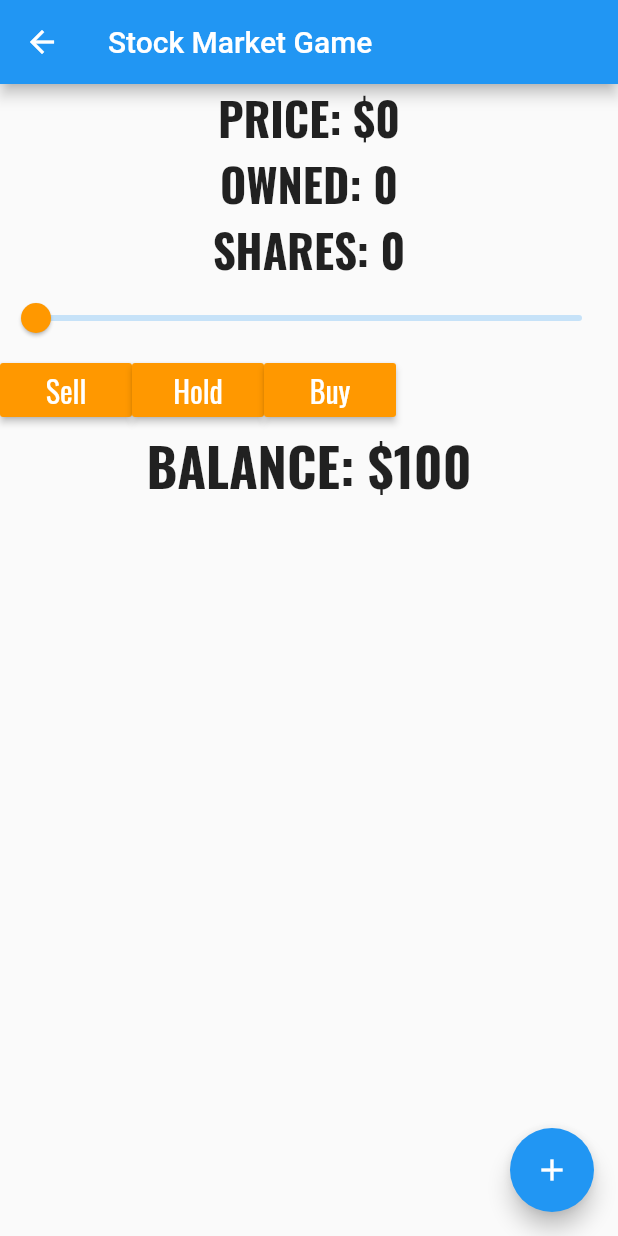
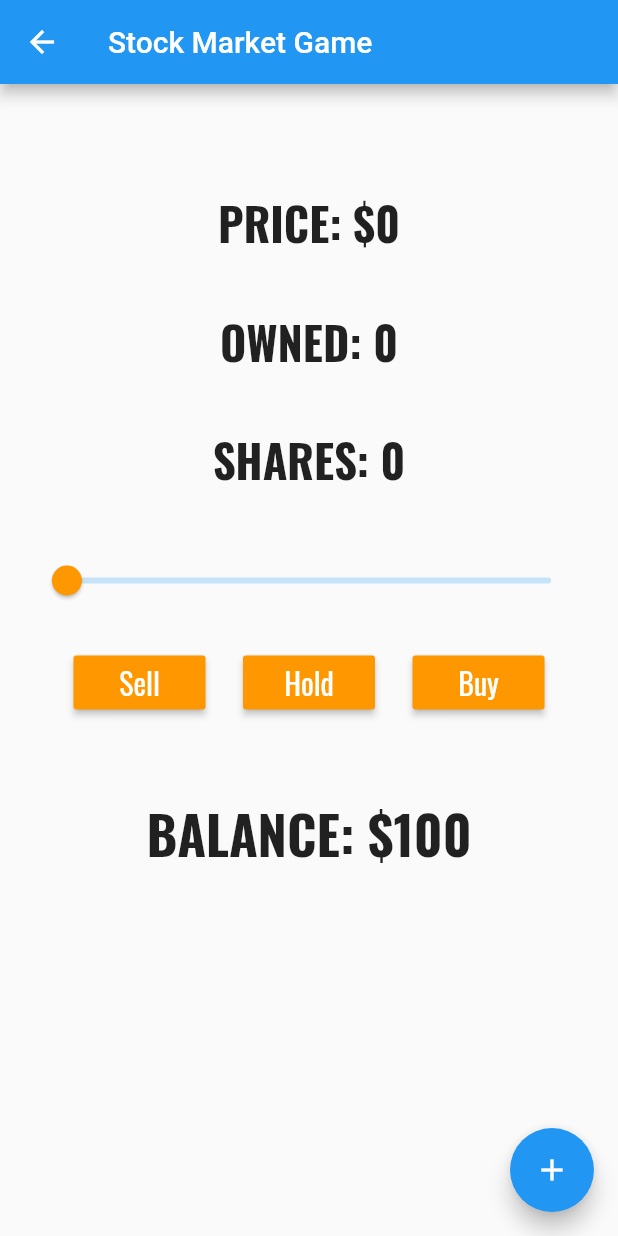
Before and after one commit to praneetnadella/Finance4Kids, a Flutter app: the StockGame screen opened directly, on a phone screen of 412 x 824 dp. Run offline on Flutter 3.47's test engine with Material 2 defaults, Android fonts, the phone set to English and light mode, and no system bars.

Commit message:
Final Game Changes

```diff
--- a/lib/game.dart
+++ b/lib/game.dart
@@ -4,8 +4,12 @@ import 'package:flutter/material.dart';
 import 'dart:io' show Platform;
 import 'dart:math';
 
+  //Public variables
   int _balance = 100;
   int _owned = 0;
+  int _price = 0;
+  int _shares = 0;
+  double shares = 0.0;
 
 class StockGame extends StatefulWidget {
   @override
@@ -13,25 +17,31 @@ class StockGame extends StatefulWidget {
 }
 
 class _StockGameState extends State<StockGame> {
-  int _price = 0;
-  int _shares = 0;
-  double shares = 0.0;
+
   @override
   Widget build(BuildContext context) {
     return Scaffold(
       appBar: AppBar(
-
         title: Text("Stock Market Game"),
       ),
-      body: Container (child:
-        Column (children: <Widget>[
+      body: Column (children: <Widget>[
+
+          //First Text Outputs
+          SizedBox(height: 70),
           Text("PRICE: \$" + _price.toString(),
             style: TextStyle(fontWeight: FontWeight.w700, fontSize: 30, fontFamily: 'Oswald'),),
+          SizedBox(height: 35),
           Text("OWNED: " + _owned.toString(),
             style: TextStyle(fontWeight: FontWeight.w700, fontSize: 30, fontFamily: 'Oswald'),),
+          SizedBox(height: 35),
           Text("SHARES: " + _shares.toString(),
             style: TextStyle(fontWeight: FontWeight.w700, fontSize: 30, fontFamily: 'Oswald'),),
-          Slider.adaptive (
+          SizedBox(height: 35),
+
+          //Slider
+          Container (
+            width: MediaQuery.of(context).size.width * 0.9,
+            child: Slider.adaptive (
             max: 20.0, min: 0.0, activeColor: Colors.orange, value: shares,
             onChanged: (double newValue) {
               setState(() {
@@ -39,7 +49,13 @@ class _StockGameState extends State<StockGame> {
                 shares = newValue;
               });
             },),
-          Row (children: <Widget>[
+          ),
+          SizedBox(height: 20),
+
+          //Buttons
+          Row (
+            mainAxisAlignment: MainAxisAlignment.center,
+            children: <Widget>[
             RaisedButton(
               child: Text("Sell", style: TextStyle(color: Colors.white, fontWeight: FontWeight.w500, fontSize: 20, fontFamily: 'Oswald'),),
               onPressed: () => {
@@ -64,12 +80,15 @@ class _StockGameState extends State<StockGame> {
                 }
               },
               color: Colors.orange,),
+
+              SizedBox(width: 25),
               RaisedButton(
               child: Text("Hold", style: TextStyle(color: Colors.white, fontWeight: FontWeight.w500, fontSize: 20, fontFamily: 'Oswald'),),
               onPressed: () => {
                 random(),
               },
               color: Colors.orange,),
+              SizedBox(width: 25),
               RaisedButton(
               child: Text("Buy", style: TextStyle(color: Colors.white, fontWeight: FontWeight.w500, fontSize: 20, fontFamily: 'Oswald'),),
               onPressed: () => {
@@ -95,11 +114,13 @@ class _StockGameState extends State<StockGame> {
               },
               color: Colors.orange,),
           ],),
+
+          //
+          SizedBox(height: 50),
           Text("BALANCE: \$" + _balance.toString(),
             style: TextStyle(fontWeight: FontWeight.w700, fontSize: 35, fontFamily: 'Oswald'),),
         ],),
          // This trailing comma makes auto-formatting nicer for build methods.
-      ),
       floatingActionButton: FloatingActionButton(
           onPressed: () {
             Navigator.pop(context);
@@ -110,25 +131,26 @@ class _StockGameState extends State<StockGame> {
       );
   }
 
+  //Sets random price
   void random() {
     var rng = new Random();
     setState(() {
       int rand = rng.nextInt(10);
-      if (rand <= 10) {
-        _price = rng.nextInt(750000000);
+      if (rand <= 7) {
+        _price = rng.nextInt(75);
       }
       else {
-        _price = rng.nextInt(1000);
+        _price = rng.nextInt(100);
       }
     });
   }
 
-  void check() {
-    if (_balance >= 1000) {
+  // void check() {
+  //   if (_balance >= 1000) {
 
-    }
-    else if (_balance >= 1000000) {
+  //   }
+  //   else if (_balance >= 1000000) {
 
-    }
-  }
+  //   }
+  // }
 }
```
Also changed, not shown: 1 other file.
